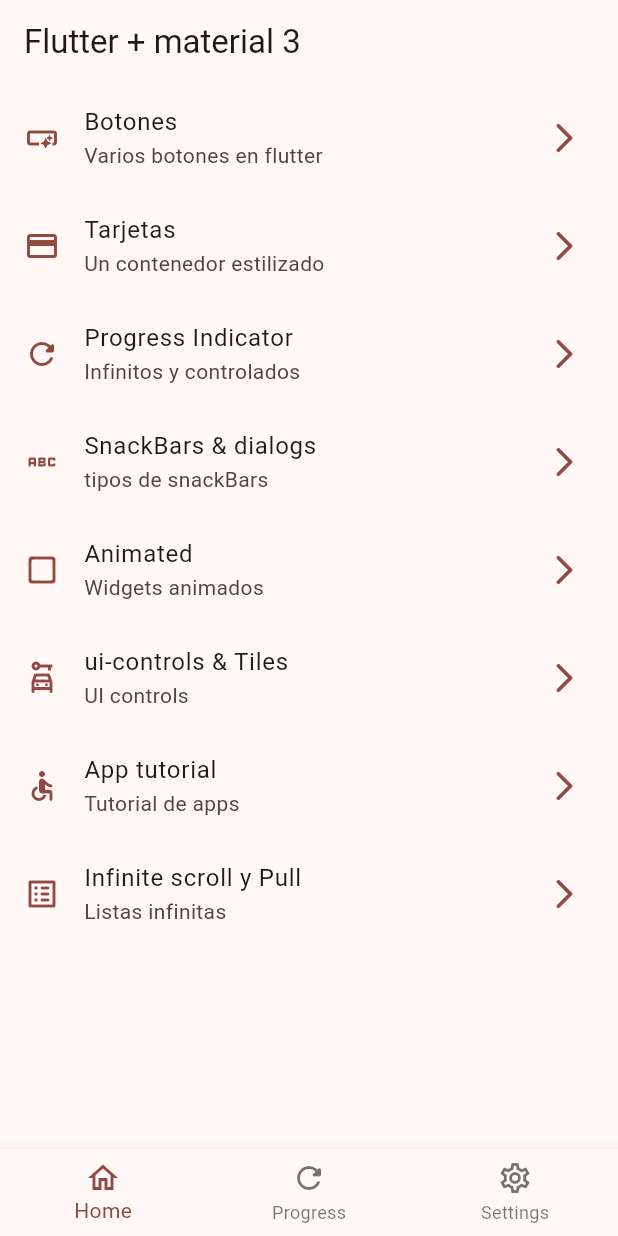
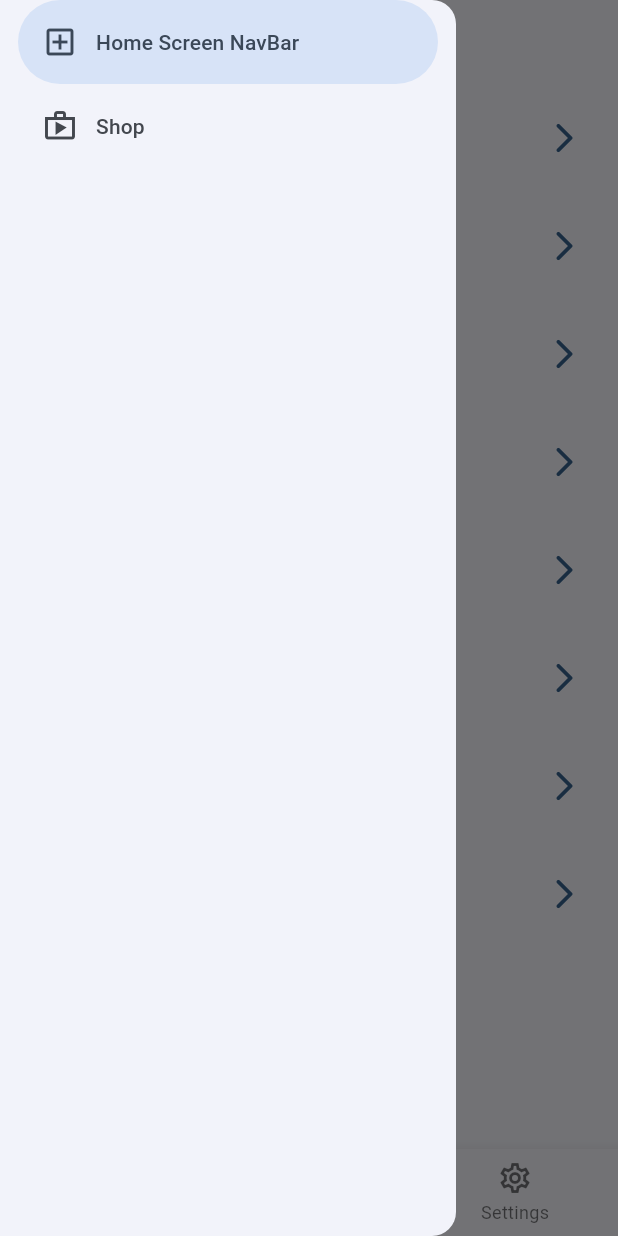
Before and after one commit to sdieg82/widgets_app, a Flutter app: the screen it shows after launch, with the side drawer open (before the commit the screen has no drawer), on a phone screen of 412 x 824 dp. Run offline on Flutter 3.47's test engine with Material 3 defaults, Android fonts, the phone set to English and light mode, and no system bars; our stand-ins replace animate_do, go_router.

Commit message:
navBar, tab selected

```diff
--- a/lib/main.dart
+++ b/lib/main.dart
@@ -15,7 +15,7 @@ class MainApp extends StatelessWidget {
       title: 'Flutter Widgets',
       routerConfig: appRouter,
       debugShowCheckedModeBanner: false,
-      theme: AppTheme(selectedColor: 3).getTheme(),
+      theme: AppTheme(selectedColor: 0).getTheme(),
 
     );
   }
--- a/lib/presentation/screens/home_screen.dart
+++ b/lib/presentation/screens/home_screen.dart
@@ -1,6 +1,7 @@
 import 'package:flutter/material.dart';
 import 'package:go_router/go_router.dart';
 import 'package:widgets_app/config/menu/menu_item.dart';
+import 'package:widgets_app/presentation/widgets/side_menu.dart';
 
 
 class HomeScreen extends StatelessWidget {
@@ -28,6 +29,7 @@ class HomeScreen extends StatelessWidget {
             icon: Icon(Icons.settings_outlined),
           ),
         ] ),
+        drawer: SideMenu()
     );
   }
 }
--- /dev/null
+++ b/lib/presentation/widgets/side_menu.dart
@@ -0,0 +1,34 @@
+import 'package:flutter/material.dart';
+
+class SideMenu extends StatefulWidget {
+  const SideMenu({super.key});
+
+  @override
+  State<SideMenu> createState() => _SideMenuState();
+}
+
+class _SideMenuState extends State<SideMenu> {
+  int navDrawerIndex=0;
+
+  @override
+  Widget build(BuildContext context) {
+    return NavigationDrawer(
+      onDestinationSelected: (value) {
+        setState(() {
+          navDrawerIndex=value;
+        });
+      },
+      selectedIndex: navDrawerIndex,
+      children:[
+         NavigationDrawerDestination(
+          icon: Icon(Icons.add_box_outlined),
+          label: Text('Home Screen NavBar'),
+        ),
+         NavigationDrawerDestination(
+          icon: Icon(Icons.shop_outlined),
+          label: Text('Shop')
+        ),
+      ]
+    );
+  }
+}
```
